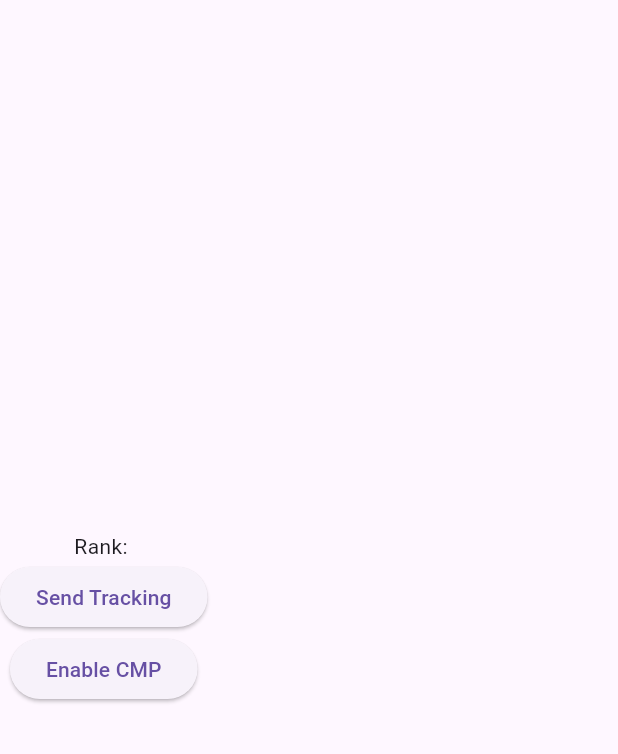
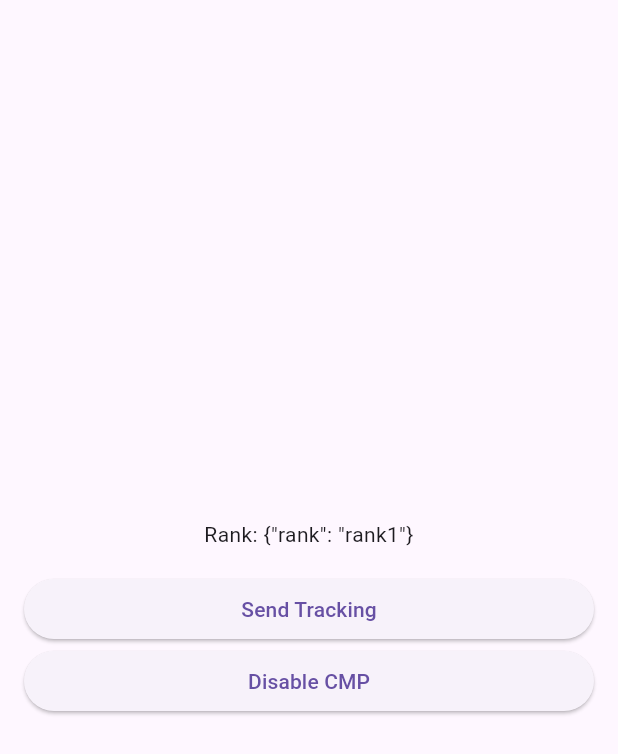
Before and after one commit to isladot/target2sell-flutter, a Flutter app: the screen it shows after launch, on a phone screen of 412 x 824 dp. Shown: the top 754 px of the screen. Run offline on Flutter 3.47's test engine with Material 3 defaults, Android fonts, the phone set to English and light mode, and no system bars; our stand-ins replace device_info_plus, logger, package_info_plus, shared_preferences; network calls fail; statements that could not run were skipped.

Commit message:
feat: example app minor improvements.

```diff
--- a/example/lib/main.dart
+++ b/example/lib/main.dart
@@ -1,64 +1,108 @@
 import 'package:flutter/material.dart';
-import 'package:target2sell_flutter/target2sell_flutter.dart';
+import 'package:target2sell_flutter/target2sell_library.dart';
 
-void main() {
+Future<void> main() async {
+  WidgetsFlutterBinding.ensureInitialized();
+
+  final target2Sell = Target2Sell(
+    config: Target2SellConfiguration(
+      customerId: '12345678',
+      enableCMP: true,
+    ),
+  );
+
+  await target2Sell.init();
+
   runApp(
-    const App(),
+    App(
+      target2Sell: target2Sell,
+    ),
   );
 }
 
 class App extends StatefulWidget {
   const App({
+    required this.target2Sell,
     super.key,
   });
+
+  final Target2Sell target2Sell;
 
   @override
   State<App> createState() => _AppState();
 }
 
 class _AppState extends State<App> {
-  late final Target2Sell target2Sell;
+  final GlobalKey<ScaffoldMessengerState> _scaffoldMessangerKey =
+      GlobalKey<ScaffoldMessengerState>();
+
+  late String _rank;
+  late bool _isCMPEnabled;
 
   @override
   void initState() {
-    target2Sell = Target2Sell(
-      config: Target2SellConfiguration(
-        customerId: '12345678',
-        enableCMP: true,
-      ),
-    );
-
-    target2Sell.init();
+    _rank = widget.target2Sell.getRank();
+    _isCMPEnabled = widget.target2Sell.isCMPEnabled;
 
     super.initState();
   }
 
   @override
   Widget build(BuildContext context) => MaterialApp(
-        title: 'Target2Sell Example',
+        scaffoldMessengerKey: _scaffoldMessangerKey,
         home: Scaffold(
-          body: Column(
+          body: Padding(
+            padding: const EdgeInsets.all(16),
+            child: Column(
               mainAxisAlignment: MainAxisAlignment.center,
+              crossAxisAlignment: CrossAxisAlignment.stretch,
               children: [
-              Text('Rank: ${target2Sell.rank}'),
+                Text(
+                  'Rank: $_rank',
+                  textAlign: TextAlign.center,
+                ),
+                const SizedBox(height: 16),
                 ElevatedButton(
                   onPressed: () async {
-                  await target2Sell.sendTracking(
-                    pageId: 1,
+                    try {
+                      await widget.target2Sell.sendTracking(
+                        trackingRequest: Target2SellTrackingRequest(
+                          pageType: Target2SellPageType.productListingPage,
+                        ),
                       );
+                    } catch (e) {
+                      _scaffoldMessangerKey.currentState!.showSnackBar(
+                        SnackBar(
+                          content: Text(
+                            e.toString(),
+                            textAlign: TextAlign.center,
+                          ),
+                          backgroundColor: Colors.red,
+                        ),
+                      );
+                    }
                   },
                   child: const Text('Send Tracking'),
                 ),
                 ElevatedButton(
-                onPressed: target2Sell.isCMPEnabled
-                    ? () => target2Sell.disableCMP()
-                    : () => target2Sell.enableCMP(),
-                child: target2Sell.isCMPEnabled
+                  onPressed: () {
+                    if (_isCMPEnabled) {
+                      widget.target2Sell.disableCMP();
+                    } else {
+                      widget.target2Sell.enableCMP();
+                    }
+
+                    setState(() {
+                      _isCMPEnabled = !_isCMPEnabled;
+                    });
+                  },
+                  child: _isCMPEnabled
                       ? const Text('Disable CMP')
                       : const Text('Enable CMP'),
                 ),
               ],
             ),
           ),
+        ),
       );
 }
```
Also changed, not shown: 3 other files. Lines whose indentation alone changed are shown as unchanged.
